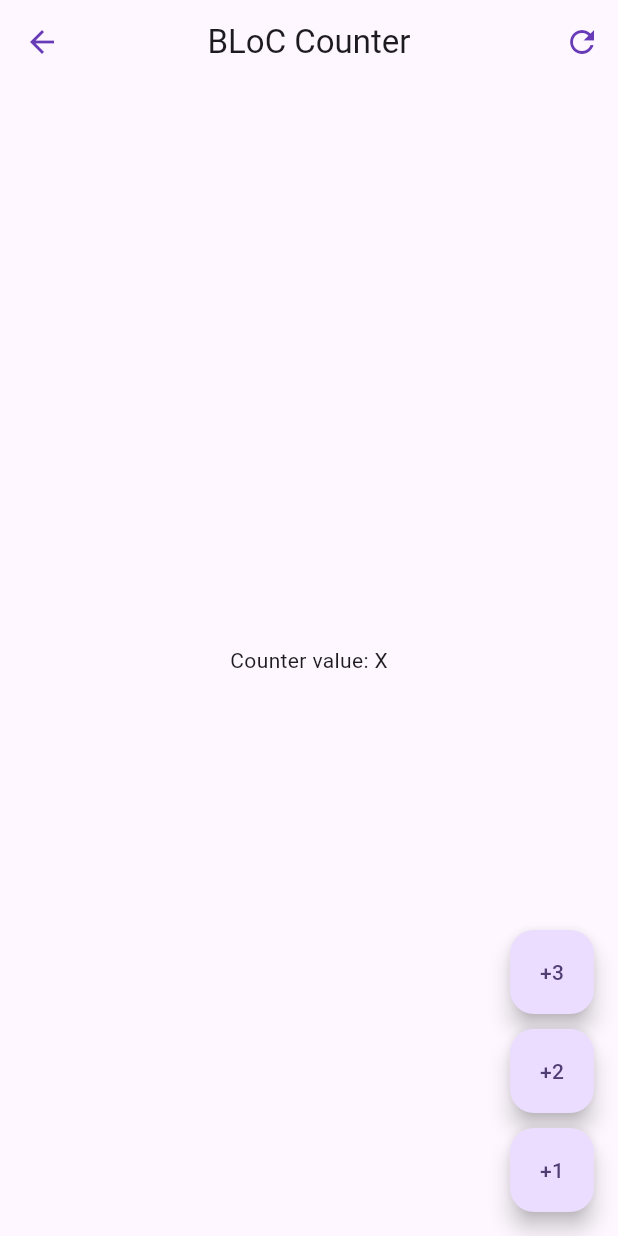
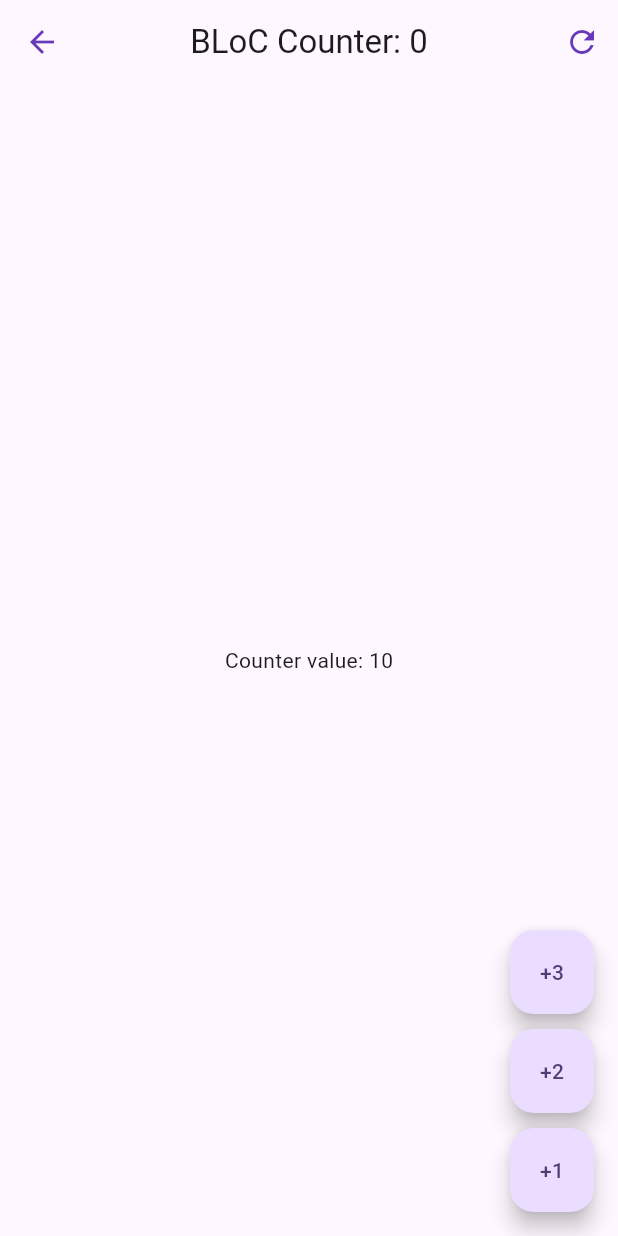
Before and after one commit to eacardenase/flutter-forms-app, a Flutter app: the screen it shows after launch, after a tap on "BLoC", on a phone screen of 412 x 824 dp. Run offline on Flutter 3.47's test engine with Material 3 defaults, Android fonts, the phone set to English and light mode, and no system bars; our stand-ins replace equatable, flutter_bloc, go_router.

Commit message:
feat: add increment methods for counter bloc

```diff
--- a/lib/presentation/screens/bloc_counter_screen.dart
+++ b/lib/presentation/screens/bloc_counter_screen.dart
@@ -1,13 +1,34 @@
 import 'package:flutter/material.dart';
+
+import 'package:flutter_bloc/flutter_bloc.dart';
+
+import 'package:forms_app/presentation/blocs/counter_bloc/counter_bloc.dart';
 
 class BlocCounterScreen extends StatelessWidget {
   const BlocCounterScreen({super.key});
 
   @override
   Widget build(BuildContext context) {
+    return BlocProvider(
+      create: (context) => CounterBloc(),
+      child: const _BlocCounterView(),
+    );
+  }
+}
+
+class _BlocCounterView extends StatelessWidget {
+  const _BlocCounterView();
+
+  void _increaseCounterBy(BuildContext context, [int value = 1]) {
+    context.read<CounterBloc>().add(CounterIncreased(value));
+  }
+
+  @override
+  Widget build(BuildContext context) {
     return Scaffold(
       appBar: AppBar(
-        title: const Text('BLoC Counter'),
+        title: context.select((CounterBloc bloc) =>
+            Text('BLoC Counter: ${bloc.state.transactionCount}')),
         actions: [
           IconButton(
             onPressed: () {},
@@ -15,28 +36,27 @@ class BlocCounterScreen extends StatelessWidget {
           )
         ],
       ),
-      body: const Center(
-        child: Text(
-          'Counter value: X',
-        ),
+      body: Center(
+        child: context.select(
+            (CounterBloc bloc) => Text('Counter value: ${bloc.state.counter}')),
       ),
       floatingActionButton: Column(
         mainAxisAlignment: MainAxisAlignment.end,
         children: [
           FloatingActionButton(
-            onPressed: () {},
+            onPressed: () => _increaseCounterBy(context, 3),
             heroTag: '3',
             child: const Text('+3'),
           ),
           const SizedBox(height: 10),
           FloatingActionButton(
-            onPressed: () {},
+            onPressed: () => _increaseCounterBy(context, 2),
             heroTag: '2',
             child: const Text('+2'),
           ),
           const SizedBox(height: 10),
           FloatingActionButton(
-            onPressed: () {},
+            onPressed: () => _increaseCounterBy(context),
             heroTag: '1',
             child: const Text('+1'),
           ),
```
